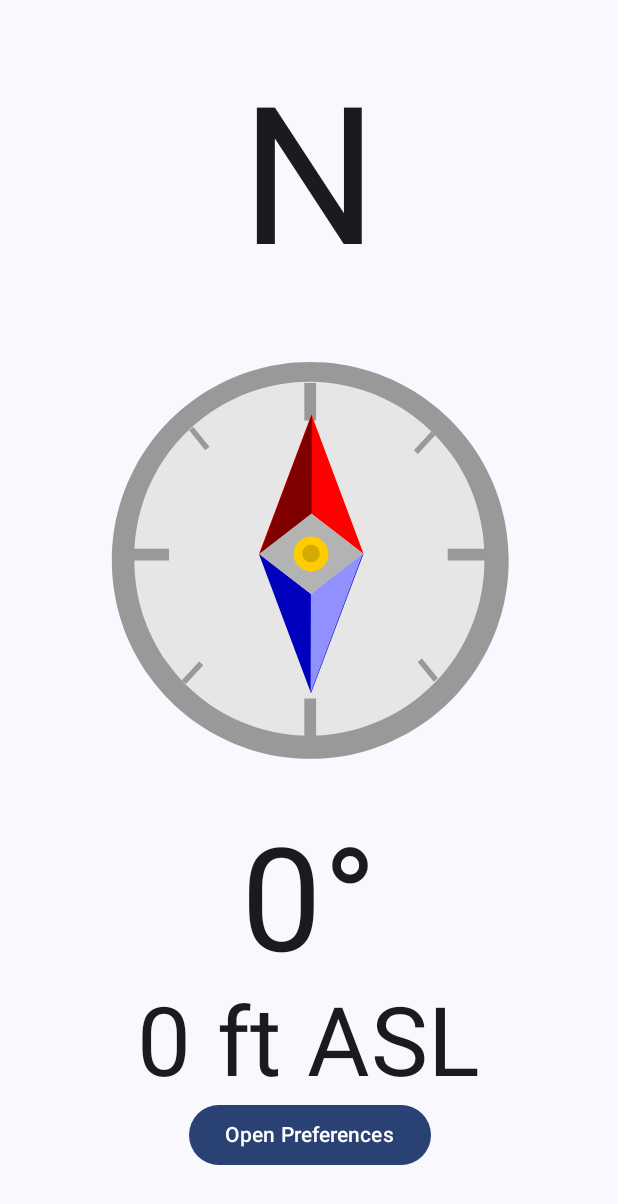
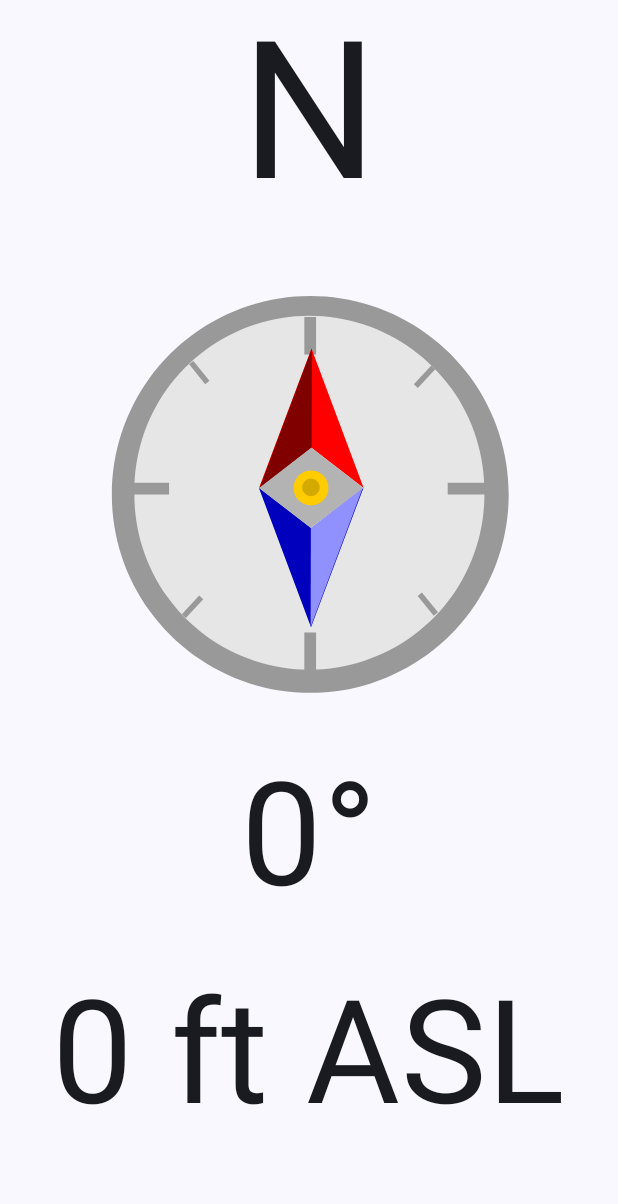
Before and after one commit to jlpatter/joshcompass, an Android app built with Jetpack Compose: the screen it shows after launch (MainActivity), on a phone screen of 412 x 824 dp. Shown: the top 1204 px of the screen. Run offline under Robolectric (Android 15) with nearby library versions, the phone set to English and light mode, and no system bars.

Commit message:
Fix formatting

```diff
--- a/app/src/main/java/com/example/joshcompass/CompassScreen.kt
+++ b/app/src/main/java/com/example/joshcompass/CompassScreen.kt
@@ -2,9 +2,11 @@ package com.example.joshcompass
 
 import android.content.SharedPreferences
 import androidx.compose.foundation.Image
+import androidx.compose.foundation.layout.Arrangement
 import androidx.compose.foundation.layout.Box
 import androidx.compose.foundation.layout.Column
 import androidx.compose.foundation.layout.fillMaxSize
+import androidx.compose.foundation.layout.padding
 import androidx.compose.foundation.layout.size
 import androidx.compose.material3.Button
 import androidx.compose.material3.Text
@@ -84,21 +86,20 @@ fun CompassScreen(
         modifier = Modifier.fillMaxSize(),
         contentAlignment = Alignment.Center
     ) {
-        Column {
+        Column(horizontalAlignment = Alignment.CenterHorizontally) {
             Compass(
                 direction,
                 invertedFinalAzimuth,
                 iAzimuth,
-                modifier = modifier
             )
             Text(
                 text = "$iAltitude ft ASL",
-                fontSize = 8.em,
-                modifier = modifier.align(Alignment.CenterHorizontally)
+                fontSize = 12.em,
+                modifier = Modifier.padding(32.dp),
             )
             Button(
                 onClick = { navController.navigate("preferences") },
-                modifier = modifier.align(Alignment.CenterHorizontally)
+                modifier = Modifier.padding(32.dp),
             ) {
                 Text("Open Preferences")
             }
@@ -111,13 +112,10 @@ fun Compass(
     direction: String,
     invertedFinalAzimuth: Float,
     iAzimuth: Int,
-    modifier: Modifier = Modifier
 ) {
-    Column {
     Text(
         text = direction,
         fontSize = 16.em,
-            modifier = modifier.align(Alignment.CenterHorizontally)
     )
     Box(contentAlignment = Alignment.Center) {
         Image(
@@ -138,7 +136,5 @@ fun Compass(
     Text(
         text = "$iAzimuth°",
         fontSize = 12.em,
-            modifier = modifier.align(Alignment.CenterHorizontally)
     )
 }
-}
```
Lines whose indentation alone changed are shown as unchanged.
